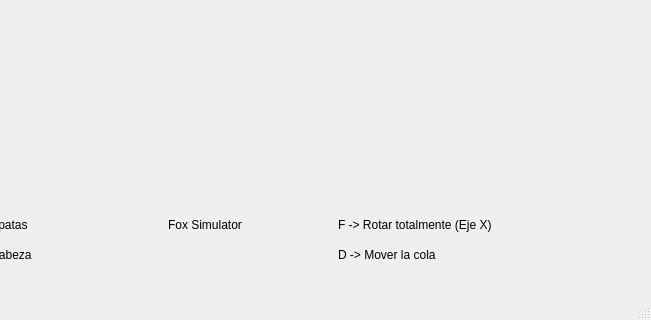
Before: the Qt Designer form mainwindow.ui in ITLP-Chronicles/opengl-qt, drawn with Qt 5; both pictures show x 232 to 883 and y 385 to 705 of the 883 by 705 pixel window.
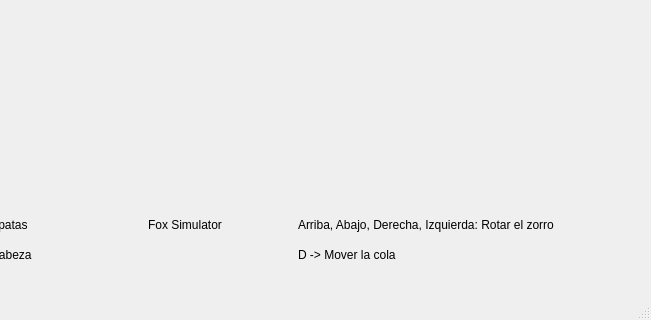
After: the same form once the commit is applied.

Commit message: Improved ui with clearer labels

What changed in the file:
```diff
--- a/mainwindow.ui
+++ b/mainwindow.ui
@@ -28,7 +28,7 @@
    <widget class="QLabel" name="label">
     <property name="geometry">
      <rect>
-      <x>400</x>
+      <x>380</x>
       <y>600</y>
       <width>101</width>
       <height>20</height>
@@ -80,20 +80,20 @@
    <widget class="QLabel" name="label_5">
     <property name="geometry">
      <rect>
-      <x>570</x>
+      <x>530</x>
       <y>600</y>
-      <width>201</width>
+      <width>341</width>
       <height>20</height>
      </rect>
     </property>
     <property name="text">
-     <string>F -&gt; Rotar totalmente (Eje X)</string>
+     <string>Arriba, Abajo, Derecha, Izquierda: Rotar el zorro</string>
     </property>
    </widget>
    <widget class="QLabel" name="label_6">
     <property name="geometry">
      <rect>
-      <x>570</x>
+      <x>530</x>
       <y>630</y>
       <width>141</width>
       <height>20</height>
```
